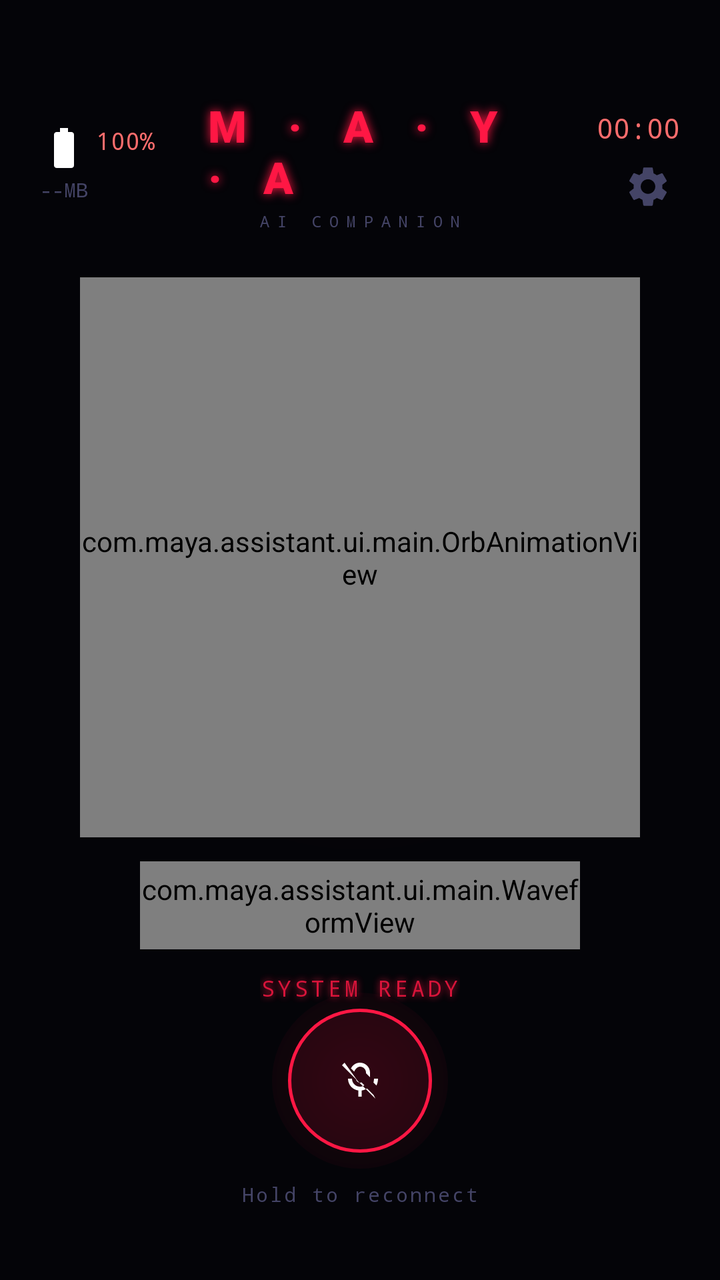
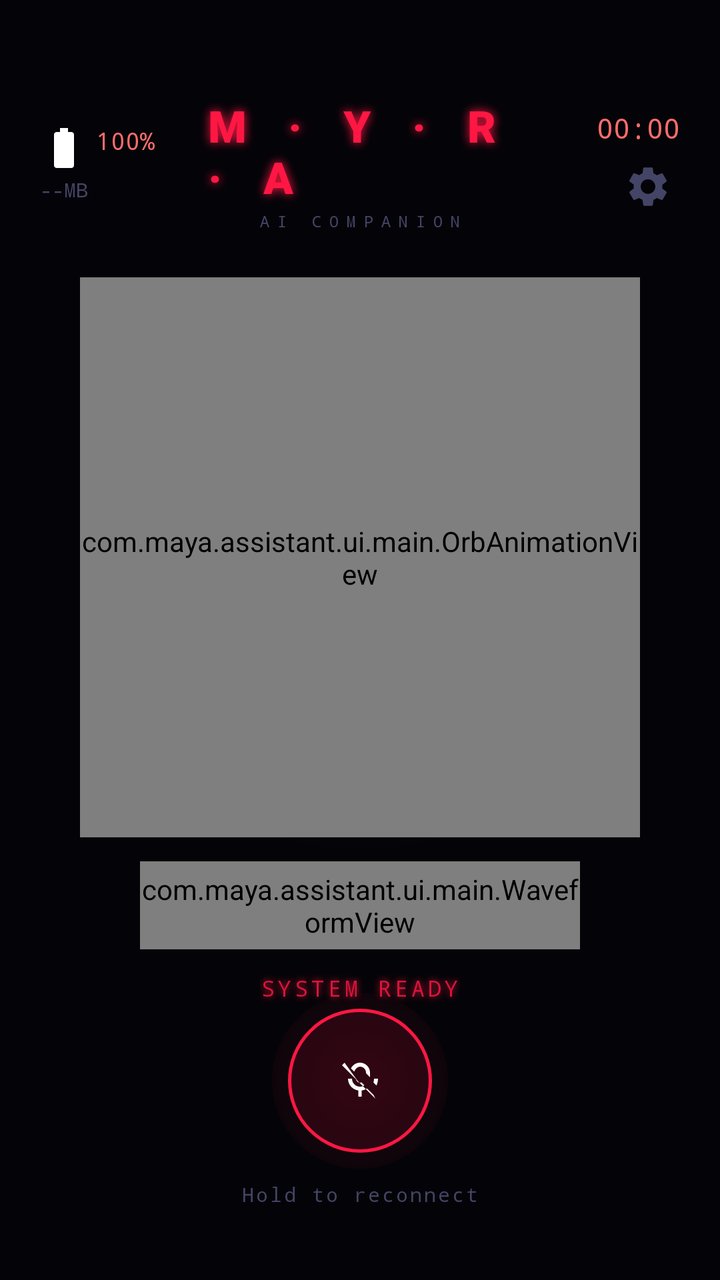

Screens rendered from an Android XML layout before and after an edit, with the pre-edit source and the edit as a unified diff.
<!-- AndroidManifest.xml: application theme Theme.Maya -->
<!-- res/layout/activity_main.xml -->
<?xml version="1.0" encoding="utf-8"?>
<FrameLayout xmlns:android="http://schemas.android.com/apk/res/android"
    android:id="@+id/rootLayout"
    android:layout_width="match_parent"
    android:layout_height="match_parent"
    android:background="@color/maya_dark">

    
    <View
        android:layout_width="match_parent"
        android:layout_height="match_parent"
        android:background="@drawable/bg_gradient_mesh"/>

    
    <View
        android:id="@+id/redOverlay"
        android:layout_width="match_parent"
        android:layout_height="match_parent"
        android:background="@color/maya_red"
        android:alpha="0"
        android:clickable="false"/>

    
    <LinearLayout
        android:layout_width="match_parent"
        android:layout_height="wrap_content"
        android:orientation="horizontal"
        android:paddingStart="20dp"
        android:paddingEnd="20dp"
        android:paddingTop="48dp"
        android:paddingBottom="12dp"
        android:gravity="center_vertical">

        
        <LinearLayout
            android:layout_width="0dp"
            android:layout_height="wrap_content"
            android:layout_weight="1"
            android:orientation="vertical">

            <TextView
                android:id="@+id/batteryText"
                android:layout_width="wrap_content"
                android:layout_height="wrap_content"
                android:text="100%"
                android:textColor="@color/maya_red_soft"
                android:textSize="12sp"
                android:fontFamily="monospace"
                android:drawableStart="@drawable/ic_battery"
                android:drawablePadding="4dp"/>

            <TextView
                android:id="@+id/ramText"
                android:layout_width="wrap_content"
                android:layout_height="wrap_content"
                android:text="--MB"
                android:textColor="@color/maya_hint"
                android:textSize="10sp"
                android:fontFamily="monospace"
                android:layout_marginTop="2dp"/>
        </LinearLayout>

        
        <LinearLayout
            android:layout_width="0dp"
            android:layout_height="wrap_content"
            android:layout_weight="2"
            android:gravity="center"
            android:orientation="vertical">

            
            <TextView
                android:layout_width="wrap_content"
                android:layout_height="wrap_content"
                android:text="@string/maya_full"
                android:textColor="@color/maya_red"
                android:textSize="22sp"
                android:letterSpacing="0.35"
                android:fontFamily="sans-serif-black"
                android:shadowColor="@color/maya_red"
                android:shadowDx="0"
                android:shadowDy="0"
                android:shadowRadius="12"/>

            <TextView
                android:layout_width="wrap_content"
                android:layout_height="wrap_content"
                android:text="@string/app_tagline"
                android:textColor="@color/maya_hint"
                android:textSize="8sp"
                android:letterSpacing="0.5"
                android:fontFamily="monospace"
                android:layout_marginTop="2dp"/>
        </LinearLayout>

        
        <LinearLayout
            android:layout_width="0dp"
            android:layout_height="wrap_content"
            android:layout_weight="1"
            android:orientation="vertical"
            android:gravity="end">

            <TextView
                android:id="@+id/timeText"
                android:layout_width="wrap_content"
                android:layout_height="wrap_content"
                android:text="00:00"
                android:textColor="@color/maya_red_soft"
                android:textSize="14sp"
                android:fontFamily="monospace"/>

            <ImageButton
                android:id="@+id/settingsBtn"
                android:layout_width="32dp"
                android:layout_height="32dp"
                android:src="@drawable/ic_settings"
                android:background="?attr/selectableItemBackgroundBorderless"
                android:tint="@color/maya_hint"
                android:layout_marginTop="4dp"
                android:contentDescription="Settings"/>
        </LinearLayout>
    </LinearLayout>

    
    <LinearLayout
        android:layout_width="match_parent"
        android:layout_height="match_parent"
        android:orientation="vertical"
        android:gravity="center">

        
        <com.maya.assistant.ui.main.OrbAnimationView
            android:id="@+id/orbView"
            android:layout_width="280dp"
            android:layout_height="280dp"/>

        
        <com.maya.assistant.ui.main.WaveformView
            android:id="@+id/waveformView"
            android:layout_width="220dp"
            android:layout_height="44dp"
            android:layout_marginTop="12dp"/>

        
        <TextView
            android:id="@+id/statusText"
            android:layout_width="wrap_content"
            android:layout_height="wrap_content"
            android:text="@string/system_ready"
            android:textColor="@color/maya_red"
            android:textSize="11sp"
            android:layout_marginTop="12dp"
            android:fontFamily="monospace"
            android:letterSpacing="0.15"
            android:alpha="0.85"
            android:shadowColor="@color/maya_red"
            android:shadowDx="0"
            android:shadowDy="0"
            android:shadowRadius="8"/>
    </LinearLayout>

    
    <LinearLayout
        android:layout_width="match_parent"
        android:layout_height="wrap_content"
        android:orientation="vertical"
        android:layout_gravity="bottom"
        android:paddingBottom="36dp">

        
        <androidx.recyclerview.widget.RecyclerView
            android:id="@+id/chatRecycler"
            android:layout_width="match_parent"
            android:layout_height="180dp"
            android:clipToPadding="false"
            android:paddingStart="16dp"
            android:paddingEnd="16dp"
            android:fadeScrollbars="true"
            android:scrollbars="none"/>

        
        <FrameLayout
            android:layout_width="wrap_content"
            android:layout_height="wrap_content"
            android:layout_gravity="center"
            android:layout_marginTop="16dp">

            
            <View
                android:id="@+id/micGlow"
                android:layout_width="88dp"
                android:layout_height="88dp"
                android:layout_gravity="center"
                android:background="@drawable/bg_orb_glow"
                android:alpha="0.4"/>

            <ImageButton
                android:id="@+id/micButton"
                android:layout_width="72dp"
                android:layout_height="72dp"
                android:layout_gravity="center"
                android:src="@drawable/ic_mic_off"
                android:background="@drawable/bg_mic_button"
                android:elevation="8dp"
                android:contentDescription="Mic"/>
        </FrameLayout>

        <TextView
            android:layout_width="wrap_content"
            android:layout_height="wrap_content"
            android:text="@string/long_press_stop"
            android:textColor="@color/maya_hint"
            android:textSize="10sp"
            android:layout_gravity="center"
            android:layout_marginTop="6dp"
            android:fontFamily="monospace"
            android:letterSpacing="0.1"/>
    </LinearLayout>

</FrameLayout>
<!-- resources referenced by this layout -->
<resources>
  <color name="maya_dark">#040408</color>
  <color name="maya_hint">#444466</color>
  <color name="maya_red">#FF1744</color>
  <color name="maya_red_soft">#FF6D6D</color>
  <!-- drawable bg_mic_button (drawable) -->
  <?xml version="1.0" encoding="utf-8"?>
  <ripple xmlns:android="http://schemas.android.com/apk/res/android"
      android:color="#44FF1744">
      <item>
          <shape android:shape="oval">
              <solid android:color="#1AFF1744"/>
              <stroke android:width="1.5dp" android:color="#FF1744"/>
          </shape>
      </item>
  </ripple>
  <!-- drawable bg_orb_glow (drawable) -->
  <?xml version="1.0" encoding="utf-8"?>
  <shape xmlns:android="http://schemas.android.com/apk/res/android" android:shape="oval">
      <gradient android:type="radial" android:gradientRadius="80dp" android:startColor="#3AFF1744" android:endColor="#00FF1744" android:centerX="0.5" android:centerY="0.5" />
  </shape>
  <!-- drawable ic_battery (drawable) -->
  <?xml version="1.0" encoding="utf-8"?>
  
  <vector xmlns:android="http://schemas.android.com/apk/res/android"
      android:width="24dp"
      android:height="24dp"
      android:viewportWidth="24"
      android:viewportHeight="24">
      <path
          android:fillColor="#FFFFFF"
          android:pathData="M15.67,4L14,4L14,2L10,2L10,4L8.33,4C7.6,4 7,4.6 7,5.33L7,20.67C7,21.4 7.6,22 8.33,22L15.67,22C16.4,22 17,21.4 17,20.67L17,5.33C17,4.6 16.4,4 15.67,4Z" />
  </vector>
  <!-- drawable ic_mic_off (drawable) -->
  <?xml version="1.0" encoding="utf-8"?>
  
  <vector xmlns:android="http://schemas.android.com/apk/res/android"
      android:width="24dp"
      android:height="24dp"
      android:viewportWidth="24"
      android:viewportHeight="24">
      <path
          android:fillColor="#FFFFFF"
          android:pathData="M19,11c0,0.67 -0.1,1.32 -0.27,1.93l1.5,1.5c0.5,-1.05 0.77,-2.21 0.77,-3.43H19zM12,5c1.66,0 3,1.34 3,3v0.3l2,2V8c0,-2.76 -2.24,-5 -5,-5c-2,0 -3.72,1.17 -4.51,2.88l1.6,1.6C9.6,6.3 10.7,5 12,5zM4.27,3L3,4.27l7.01,7.01V11c0,1.1 0.9,2 2,2c0.26,0 0.5,-0.05 0.71,-0.14l1.45,1.45C13.56,14.75 12.81,15 12,15c-2.21,0 -4,-1.79 -4,-4H6c0,3.02 2.26,5.53 5.2,5.91V20h1.6v-3.09c1.01,-0.13 1.94,-0.49 2.75,-1.02l3.18,3.18L19.73,21l-9,-9L4.27,3z" />
  </vector>
  <string name="app_tagline">AI COMPANION</string>
  <string name="long_press_stop">Hold to reconnect</string>
  <string name="maya_full">M · A · Y · A</string>
  <string name="system_ready">SYSTEM READY</string>
  <style name="Theme.Maya" parent="Theme.AppCompat.NoActionBar">
          <item name="android:windowBackground">@color/maya_dark</item>
          <item name="android:statusBarColor">@android:color/transparent</item>
          <item name="android:navigationBarColor">@color/maya_dark</item>
          <item name="colorPrimary">@color/maya_red</item>
          <item name="colorPrimaryDark">@color/maya_red_dark</item>
          <item name="colorAccent">@color/maya_purple</item>
          <item name="android:windowTranslucentStatus">true</item>
          <item name="android:windowDrawsSystemBarBackgrounds">true</item>
          <item name="android:textColorPrimary">@color/maya_text</item>
          <item name="android:textColorHint">@color/maya_hint</item>
          <item name="editTextColor">@color/maya_text</item>
          <item name="colorControlActivated">@color/maya_cyan</item>
          <item name="colorControlHighlight">@color/maya_glow_cyan</item>
      </style>
  <color name="maya_red_dark">#B71C1C</color>
  <color name="maya_purple">#D500F9</color>
  <color name="maya_text">#E8E8FF</color>
  <color name="maya_cyan">#00E5FF</color>
  <color name="maya_glow_cyan">#4400E5FF</color>
  <!-- unchanged entries left out for length: 2 -->
</resources>

<!-- the commit's change to res/layout/activity_main.xml (unified diff, before → after) -->
@@ -3,7 +3,7 @@
     android:id="@+id/rootLayout"
     android:layout_width="match_parent"
     android:layout_height="match_parent"
-    android:background="@color/maya_dark">
+    android:background="@color/myra_dark">
 
     
     <View
@@ -16,7 +16,7 @@
         android:id="@+id/redOverlay"
         android:layout_width="match_parent"
         android:layout_height="match_parent"
-        android:background="@color/maya_red"
+        android:background="@color/myra_red"
         android:alpha="0"
         android:clickable="false"/>
 
@@ -43,7 +43,7 @@
                 android:layout_width="wrap_content"
                 android:layout_height="wrap_content"
                 android:text="100%"
-                android:textColor="@color/maya_red_soft"
+                android:textColor="@color/myra_red_soft"
                 android:textSize="12sp"
                 android:fontFamily="monospace"
                 android:drawableStart="@drawable/ic_battery"
@@ -54,7 +54,7 @@
                 android:layout_width="wrap_content"
                 android:layout_height="wrap_content"
                 android:text="--MB"
-                android:textColor="@color/maya_hint"
+                android:textColor="@color/myra_hint"
                 android:textSize="10sp"
                 android:fontFamily="monospace"
                 android:layout_marginTop="2dp"/>
@@ -72,12 +72,12 @@
             <TextView
                 android:layout_width="wrap_content"
                 android:layout_height="wrap_content"
-                android:text="@string/maya_full"
-                android:textColor="@color/maya_red"
+                android:text="@string/myra_full"
+                android:textColor="@color/myra_red"
                 android:textSize="22sp"
                 android:letterSpacing="0.35"
                 android:fontFamily="sans-serif-black"
-                android:shadowColor="@color/maya_red"
+                android:shadowColor="@color/myra_red"
                 android:shadowDx="0"
                 android:shadowDy="0"
                 android:shadowRadius="12"/>
@@ -86,7 +86,7 @@
                 android:layout_width="wrap_content"
                 android:layout_height="wrap_content"
                 android:text="@string/app_tagline"
-                android:textColor="@color/maya_hint"
+                android:textColor="@color/myra_hint"
                 android:textSize="8sp"
                 android:letterSpacing="0.5"
                 android:fontFamily="monospace"
@@ -106,7 +106,7 @@
                 android:layout_width="wrap_content"
                 android:layout_height="wrap_content"
                 android:text="00:00"
-                android:textColor="@color/maya_red_soft"
+                android:textColor="@color/myra_red_soft"
                 android:textSize="14sp"
                 android:fontFamily="monospace"/>
 
@@ -116,7 +116,7 @@
                 android:layout_height="32dp"
                 android:src="@drawable/ic_settings"
                 android:background="?attr/selectableItemBackgroundBorderless"
-                android:tint="@color/maya_hint"
+                android:tint="@color/myra_hint"
                 android:layout_marginTop="4dp"
                 android:contentDescription="Settings"/>
         </LinearLayout>
@@ -148,13 +148,13 @@
             android:layout_width="wrap_content"
             android:layout_height="wrap_content"
             android:text="@string/system_ready"
-            android:textColor="@color/maya_red"
+            android:textColor="@color/myra_red"
             android:textSize="11sp"
             android:layout_marginTop="12dp"
             android:fontFamily="monospace"
             android:letterSpacing="0.15"
             android:alpha="0.85"
-            android:shadowColor="@color/maya_red"
+            android:shadowColor="@color/myra_red"
             android:shadowDx="0"
             android:shadowDy="0"
             android:shadowRadius="8"/>
@@ -210,7 +210,7 @@
             android:layout_width="wrap_content"
             android:layout_height="wrap_content"
             android:text="@string/long_press_stop"
-            android:textColor="@color/maya_hint"
+            android:textColor="@color/myra_hint"
             android:textSize="10sp"
             android:layout_gravity="center"
             android:layout_marginTop="6dp"
<!-- resource entries referenced after the edit -->
@@ -1,9 +1,9 @@
 <!-- resources referenced by this layout -->
 <resources>
-  <color name="maya_dark">#040408</color>
-  <color name="maya_hint">#444466</color>
-  <color name="maya_red">#FF1744</color>
-  <color name="maya_red_soft">#FF6D6D</color>
+  <color name="myra_dark">#040408</color>
+  <color name="myra_hint">#444466</color>
+  <color name="myra_red">#FF1744</color>
+  <color name="myra_red_soft">#FF6D6D</color>
   <!-- drawable bg_mic_button (drawable) -->
   <?xml version="1.0" encoding="utf-8"?>
   <ripple xmlns:android="http://schemas.android.com/apk/res/android"
@@ -46,28 +46,28 @@
   </vector>
   <string name="app_tagline">AI COMPANION</string>
   <string name="long_press_stop">Hold to reconnect</string>
-  <string name="maya_full">M · A · Y · A</string>
+  <string name="myra_full">M · Y · R · A</string>
   <string name="system_ready">SYSTEM READY</string>
   <style name="Theme.Maya" parent="Theme.AppCompat.NoActionBar">
-          <item name="android:windowBackground">@color/maya_dark</item>
+          <item name="android:windowBackground">@color/myra_dark</item>
           <item name="android:statusBarColor">@android:color/transparent</item>
-          <item name="android:navigationBarColor">@color/maya_dark</item>
-          <item name="colorPrimary">@color/maya_red</item>
-          <item name="colorPrimaryDark">@color/maya_red_dark</item>
-          <item name="colorAccent">@color/maya_purple</item>
+          <item name="android:navigationBarColor">@color/myra_dark</item>
+          <item name="colorPrimary">@color/myra_red</item>
+          <item name="colorPrimaryDark">@color/myra_red_dark</item>
+          <item name="colorAccent">@color/myra_purple</item>
           <item name="android:windowTranslucentStatus">true</item>
           <item name="android:windowDrawsSystemBarBackgrounds">true</item>
-          <item name="android:textColorPrimary">@color/maya_text</item>
-          <item name="android:textColorHint">@color/maya_hint</item>
-          <item name="editTextColor">@color/maya_text</item>
-          <item name="colorControlActivated">@color/maya_cyan</item>
-          <item name="colorControlHighlight">@color/maya_glow_cyan</item>
+          <item name="android:textColorPrimary">@color/myra_text</item>
+          <item name="android:textColorHint">@color/myra_hint</item>
+          <item name="editTextColor">@color/myra_text</item>
+          <item name="colorControlActivated">@color/myra_cyan</item>
+          <item name="colorControlHighlight">@color/myra_glow_cyan</item>
       </style>
-  <color name="maya_red_dark">#B71C1C</color>
-  <color name="maya_purple">#D500F9</color>
-  <color name="maya_text">#E8E8FF</color>
-  <color name="maya_cyan">#00E5FF</color>
-  <color name="maya_glow_cyan">#4400E5FF</color>
+  <color name="myra_red_dark">#B71C1C</color>
+  <color name="myra_purple">#D500F9</color>
+  <color name="myra_text">#E8E8FF</color>
+  <color name="myra_cyan">#00E5FF</color>
+  <color name="myra_glow_cyan">#4400E5FF</color>
   <!-- unchanged entries left out for length: 2 -->
 </resources>
 
